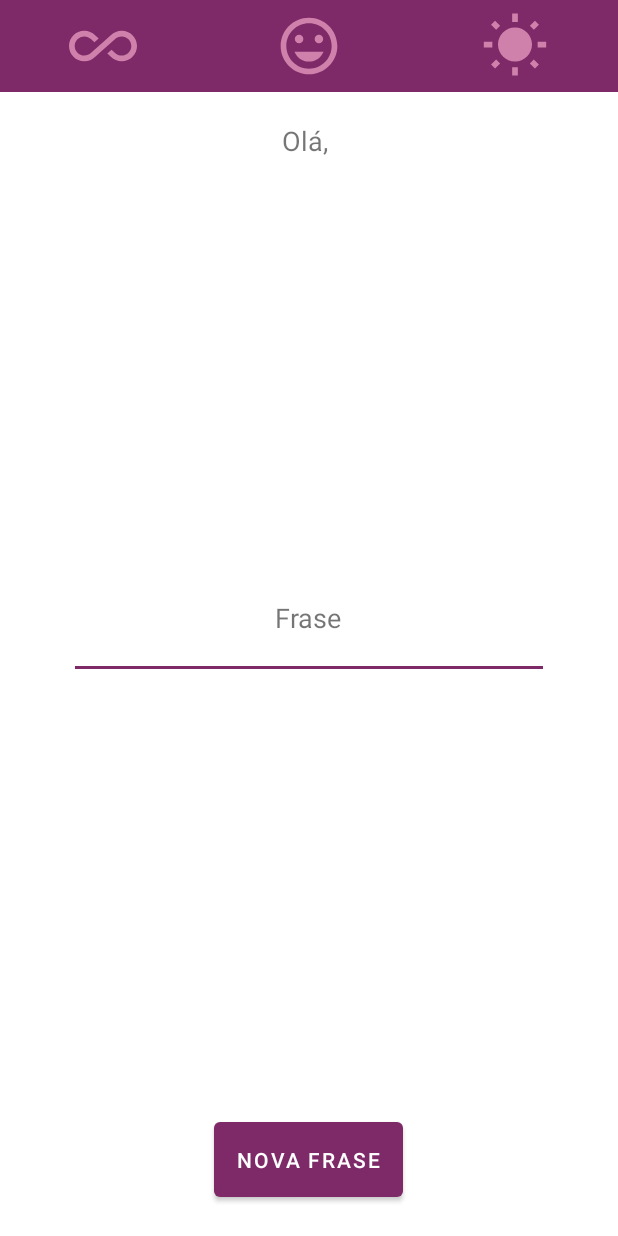
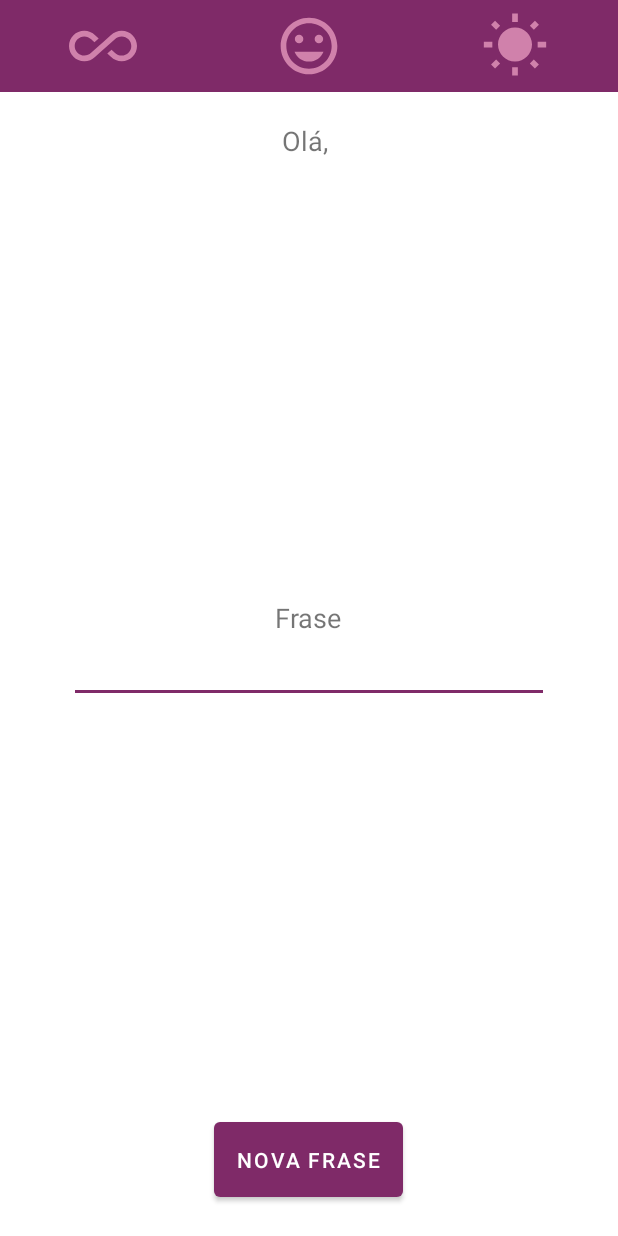
Before and after one commit to jmvgcomp/Gerador-de-Frases-Motivacionais, an Android app: the MainActivity screen opened directly, with no data from a screen before it, on a phone screen of 412 x 824 dp. Run offline under Robolectric (Android 15) with nearby library versions, the phone set to English and light mode, and no system bars.

Commit message:
Ajuste margin da frase na activity principal - Design | Feito

```diff
--- a/app/src/main/res/layout/activity_main.xml
+++ b/app/src/main/res/layout/activity_main.xml
@@ -66,6 +66,8 @@
         android:layout_width="wrap_content"
         android:layout_height="wrap_content"
         android:layout_centerInParent="true"
+        android:textAlignment="center"
+        android:layout_margin="16dp"
         android:text="Frase"
         android:textSize="18sp" />
 
```
